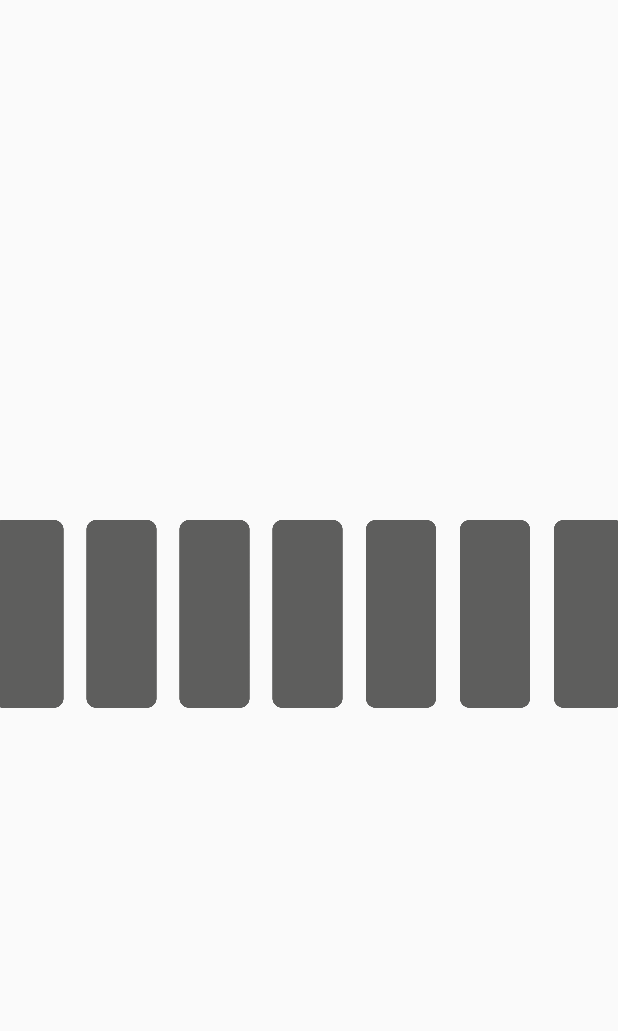
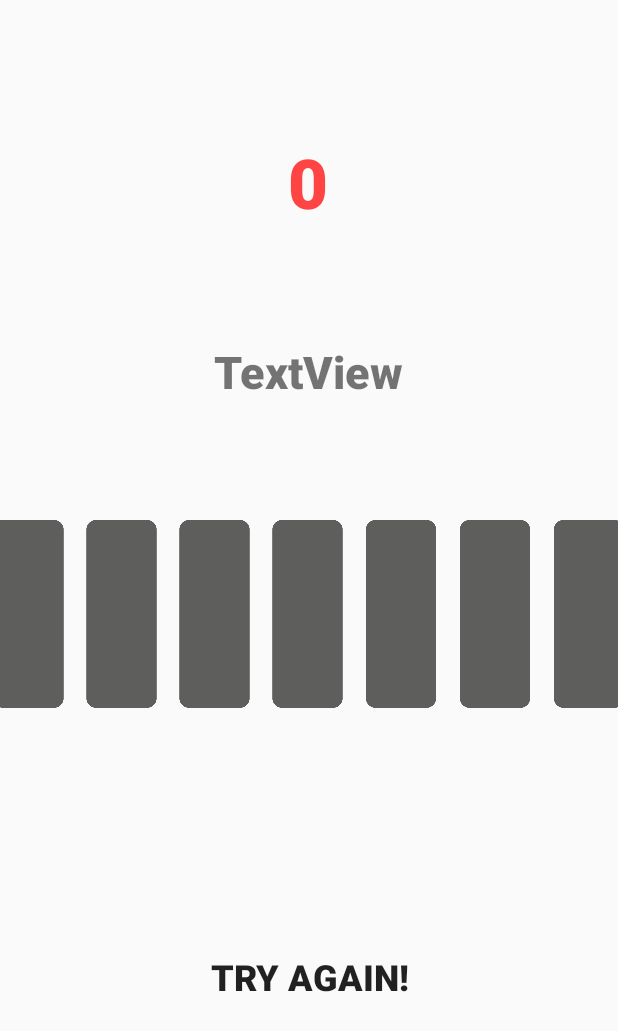
Before and after one commit to Omar-Amin/CardFlipApp, an Android app: the layout activity_main.xml on its own in the app's theme, with its tools: preview values and no code run, on a phone screen of 412 x 824 dp. Shown: the top 1031 px of the screen. Run offline under Robolectric (Android 15) with nearby library versions, the phone set to English and light mode, and no system bars.

Commit message:
Added scoreboard and reset button

```diff
--- a/app/src/main/res/layout/activity_main.xml
+++ b/app/src/main/res/layout/activity_main.xml
@@ -7,6 +7,7 @@
     tools:context=".MainActivity">
 
     <LinearLayout
+        android:id="@+id/linearLayout"
         android:layout_width="685dp"
         android:layout_height="131dp"
         android:layout_marginStart="8dp"
@@ -121,4 +122,61 @@
             tools:layout_editor_absoluteY="50dp" />
     </LinearLayout>
 
+    <TextView
+        android:id="@+id/score"
+        android:layout_width="186dp"
+        android:layout_height="58dp"
+        android:layout_marginTop="8dp"
+        android:layout_marginBottom="8dp"
+        android:gravity="center"
+        android:text="0"
+        android:textAllCaps="false"
+        android:textColor="@android:color/holo_red_light"
+        android:textSize="46sp"
+        app:fontFamily="sans-serif-black"
+        app:layout_constraintBottom_toTopOf="@+id/linearLayout"
+        app:layout_constraintEnd_toEndOf="parent"
+        app:layout_constraintHorizontal_bias="0.499"
+        app:layout_constraintStart_toStartOf="parent"
+        app:layout_constraintTop_toTopOf="parent"
+        app:layout_constraintVertical_bias="0.303" />
+
+    <TextView
+        android:id="@+id/gameStatus"
+        android:layout_width="wrap_content"
+        android:layout_height="wrap_content"
+        android:layout_marginStart="8dp"
+        android:layout_marginLeft="8dp"
+        android:layout_marginTop="8dp"
+        android:layout_marginEnd="8dp"
+        android:layout_marginRight="8dp"
+        android:layout_marginBottom="8dp"
+        android:text="TextView"
+        android:textSize="30sp"
+        app:fontFamily="sans-serif-black"
+        app:layout_constraintBottom_toTopOf="@+id/linearLayout"
+        app:layout_constraintEnd_toEndOf="parent"
+        app:layout_constraintStart_toStartOf="parent"
+        app:layout_constraintTop_toBottomOf="@+id/score" />
+
+    <Button
+        android:id="@+id/finishButton"
+        android:layout_width="wrap_content"
+        android:layout_height="wrap_content"
+        android:layout_marginStart="8dp"
+        android:layout_marginLeft="8dp"
+        android:layout_marginTop="8dp"
+        android:layout_marginEnd="8dp"
+        android:layout_marginRight="8dp"
+        android:layout_marginBottom="8dp"
+        android:background="@android:color/transparent"
+        android:text="Try again!"
+        android:textSize="24sp"
+        android:textStyle="bold"
+        app:layout_constraintBottom_toBottomOf="parent"
+        app:layout_constraintEnd_toEndOf="parent"
+        app:layout_constraintHorizontal_bias="0.499"
+        app:layout_constraintStart_toStartOf="parent"
+        app:layout_constraintTop_toBottomOf="@+id/linearLayout" />
+
 </android.support.constraint.ConstraintLayout>
```
Also changed, not shown: app/src/main/java/com/example/cardflip/ColorData.java (added, +20 -0 lines), app/src/main/java/com/example/cardflip/Deck.java (+11 -8 lines), app/src/main/java/com/example/cardflip/MainActivity.java (+91 -13 lines).
